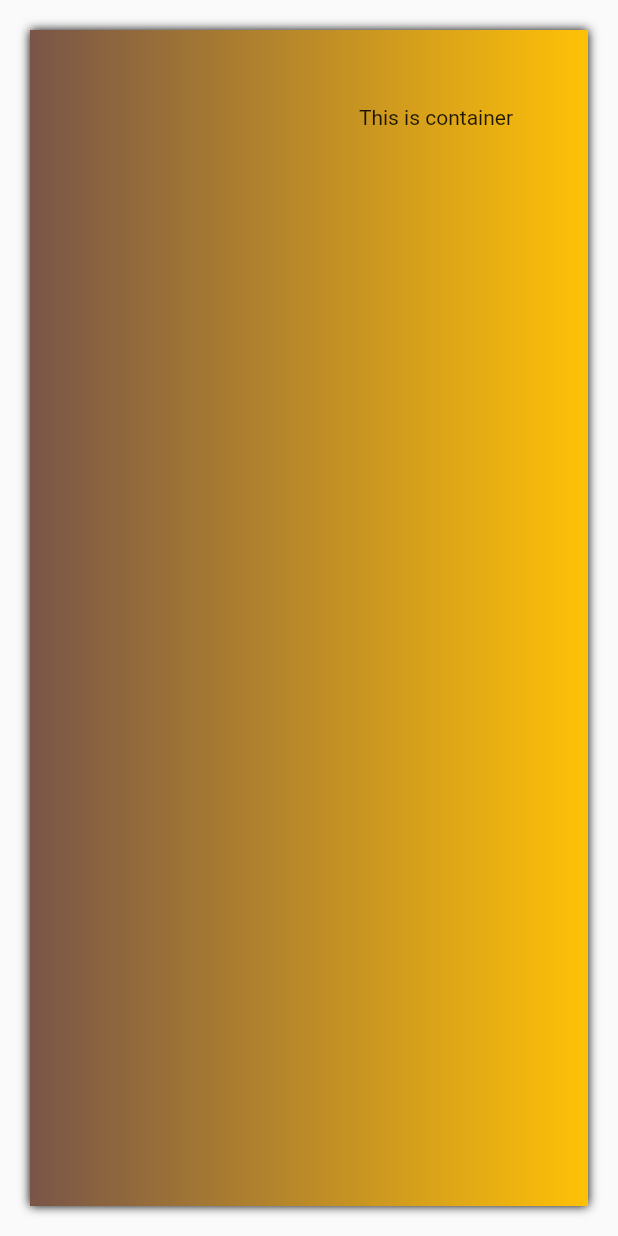
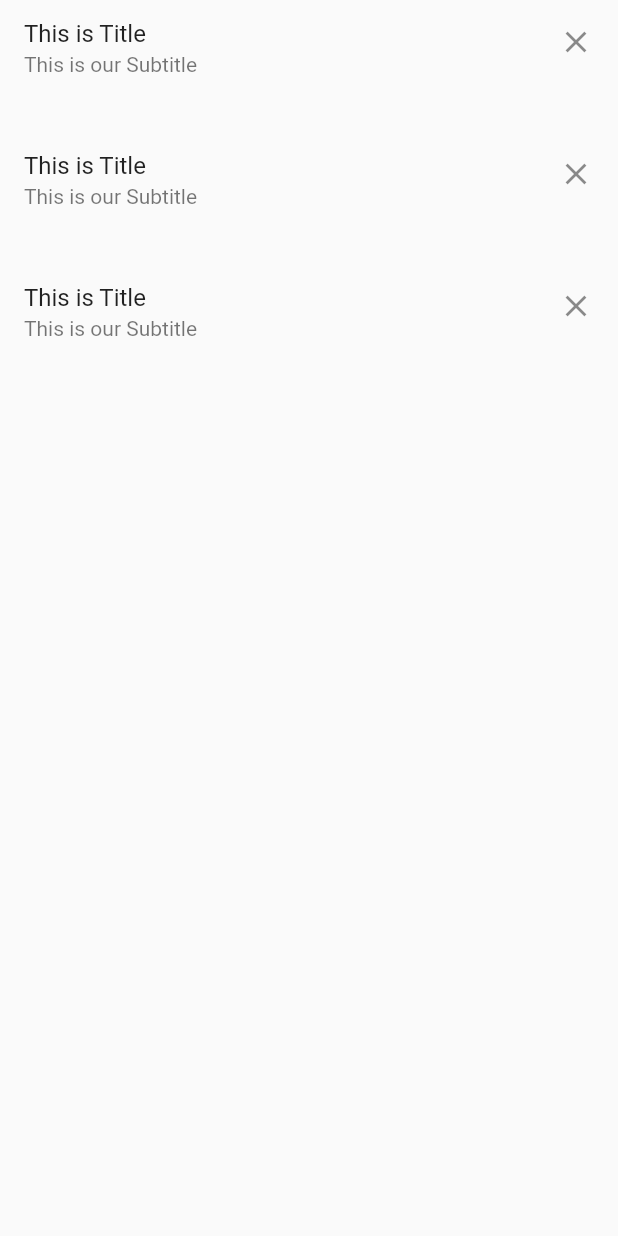
Before and after one commit to duc0103/mobile, a Flutter app: the screen it shows after launch, on a phone screen of 412 x 824 dp. Run offline on Flutter 3.47's test engine with Material 2 defaults, Android fonts, the phone set to English and light mode, and no system bars.

Commit message:
listBasic

```diff
--- a/lib/main.dart
+++ b/lib/main.dart
@@ -1,29 +1,41 @@
 import 'package:flutter/material.dart';
 
-void main() => runApp(new Application());
 
-class Application extends StatelessWidget {
+void main() {
+  runApp(new MaterialApp(home: new Application()));
+}
+
+class Application extends StatefulWidget {
   @override
+  _ApplicationState createState() => new _ApplicationState();
+}
+
+class _ApplicationState extends State<Application> {
+
   Widget build(BuildContext context) {
-    return new MaterialApp(
-      title: 'Container',
-      home: new Scaffold(
-          body: new Container(
-            padding: const EdgeInsets.all(50.0),
-            // color: Colors.amber,
-            margin: const EdgeInsets.all(20.0),
-            // width: 200.0,
-            // height: 200.0,
-            child: new Text('This is container'),
-            alignment:Alignment.topRight,
-            decoration:new BoxDecoration(
-                color: Colors.amber,
-                boxShadow:[const BoxShadow(color:const Color(0xFF000000),offset: Offset.zero,blurRadius: 5.0),],
-                gradient: new LinearGradient(colors: [Colors.brown,Colors.amber],)
+    return new Scaffold(
+        body: new ListView(
+          children: <Widget>[
+            new ListTile(
+              title: new Text('This is Title'),
+              isThreeLine: true,
+              subtitle: new Text('This is our Subtitle'),
+              trailing: new Icon(Icons.close),
             ),
-            // foregroundDecoration: new BoxDecoration(color: Colors.blue) ,
-          )
-      ),
+            new ListTile(
+              title: new Text('This is Title'),
+              isThreeLine: true,
+              subtitle: new Text('This is our Subtitle'),
+              trailing: new Icon(Icons.close),
+            ),
+            new ListTile(
+              title: new Text('This is Title'),
+              isThreeLine: true,
+              subtitle: new Text('This is our Subtitle'),
+              trailing: new Icon(Icons.close),
+            ),
+          ],
+        )
     );
   }
 }
```
